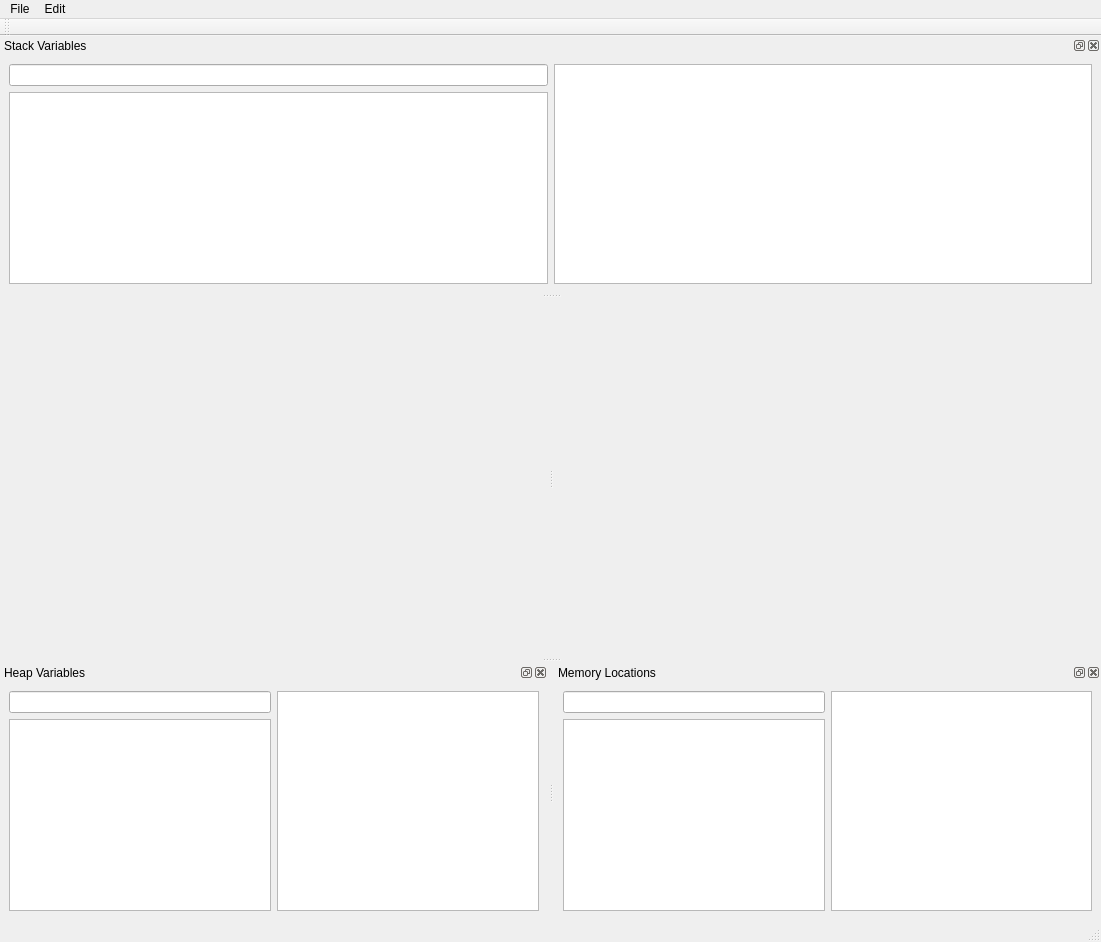
The window that projects/RTED/rted_qt/DebugDialog.ui (rose-compiler/rose) describes before a commit, drawn with Qt 5.
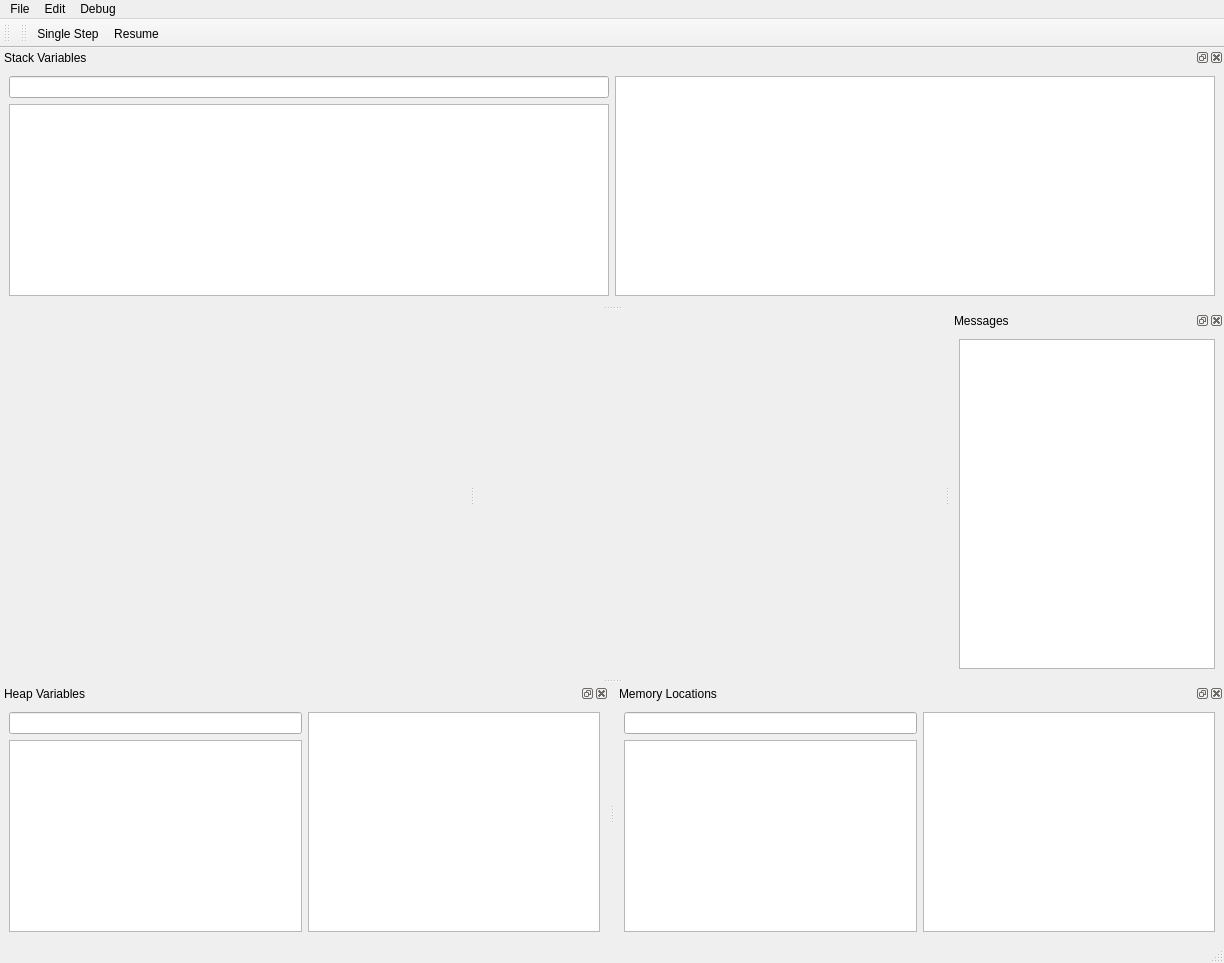
The same window after the commit. Icons and pictures are not drawn. Custom widgets are drawn as their Qt base class.

```diff
--- a/projects/RTED/rted_qt/DebugDialog.ui
+++ b/projects/RTED/rted_qt/DebugDialog.ui
@@ -6,8 +6,8 @@
    <rect>
     <x>0</x>
     <y>0</y>
-    <width>1101</width>
-    <height>942</height>
+    <width>1224</width>
+    <height>963</height>
    </rect>
   </property>
   <property name="windowTitle">
@@ -31,7 +31,7 @@
     <rect>
      <x>0</x>
      <y>0</y>
-     <width>1101</width>
+     <width>1224</width>
      <height>26</height>
     </rect>
    </property>
@@ -52,8 +52,16 @@
     <addaction name="separator"/>
     <addaction name="actionEditorSettings"/>
    </widget>
+   <widget class="QMenu" name="menuDebug">
+    <property name="title">
+     <string>Debug</string>
+    </property>
+    <addaction name="actionResume"/>
+    <addaction name="actionSingleStep"/>
+   </widget>
    <addaction name="menuFile"/>
    <addaction name="menuEdit"/>
+   <addaction name="menuDebug"/>
   </widget>
   <widget class="QStatusBar" name="statusbar"/>
   <widget class="QDockWidget" name="dockWidget_2">
@@ -146,6 +154,37 @@
     <bool>false</bool>
    </attribute>
   </widget>
+  <widget class="QDockWidget" name="dockWidget">
+   <property name="windowTitle">
+    <string>Messages</string>
+   </property>
+   <attribute name="dockWidgetArea">
+    <number>2</number>
+   </attribute>
+   <widget class="QWidget" name="dockWidgetContents">
+    <layout class="QVBoxLayout" name="verticalLayout">
+     <item>
+      <widget class="QListWidget" name="lstMessages"/>
+     </item>
+    </layout>
+   </widget>
+  </widget>
+  <widget class="QToolBar" name="debugToolbar">
+   <property name="windowTitle">
+    <string>toolBar</string>
+   </property>
+   <property name="toolButtonStyle">
+    <enum>Qt::ToolButtonTextBesideIcon</enum>
+   </property>
+   <attribute name="toolBarArea">
+    <enum>TopToolBarArea</enum>
+   </attribute>
+   <attribute name="toolBarBreak">
+    <bool>false</bool>
+   </attribute>
+   <addaction name="actionSingleStep"/>
+   <addaction name="actionResume"/>
+  </widget>
   <action name="actionQuit">
    <property name="icon">
     <iconset resource="res.qrc">
@@ -191,6 +230,24 @@
     <string>Editor Settings...</string>
    </property>
   </action>
+  <action name="actionSingleStep">
+   <property name="icon">
+    <iconset resource="../../roseQt/widgets/RoseCodeEdit/example.qrc">
+     <normaloff>:/redo.png</normaloff>:/redo.png</iconset>
+   </property>
+   <property name="text">
+    <string>Single Step</string>
+   </property>
+  </action>
+  <action name="actionResume">
+   <property name="icon">
+    <iconset resource="../../roseQt/widgets/RoseCodeEdit/example.qrc">
+     <normaloff>:/debug-resume.png</normaloff>:/debug-resume.png</iconset>
+   </property>
+   <property name="text">
+    <string>Resume</string>
+   </property>
+  </action>
  </widget>
  <customwidgets>
   <customwidget>
```
